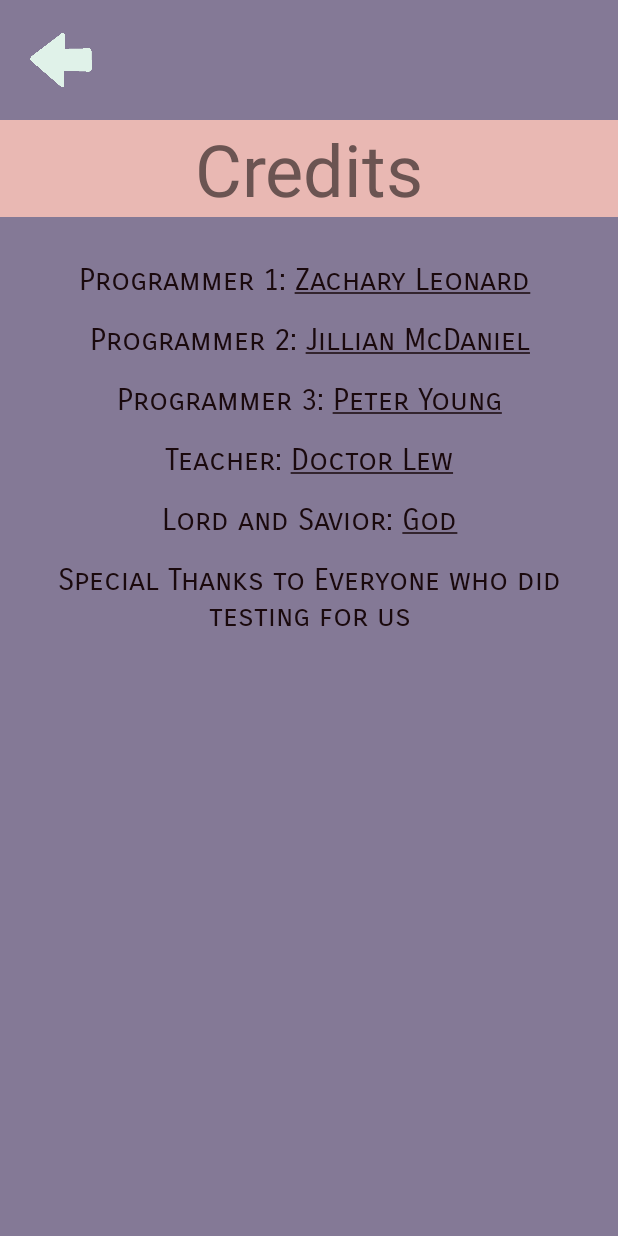
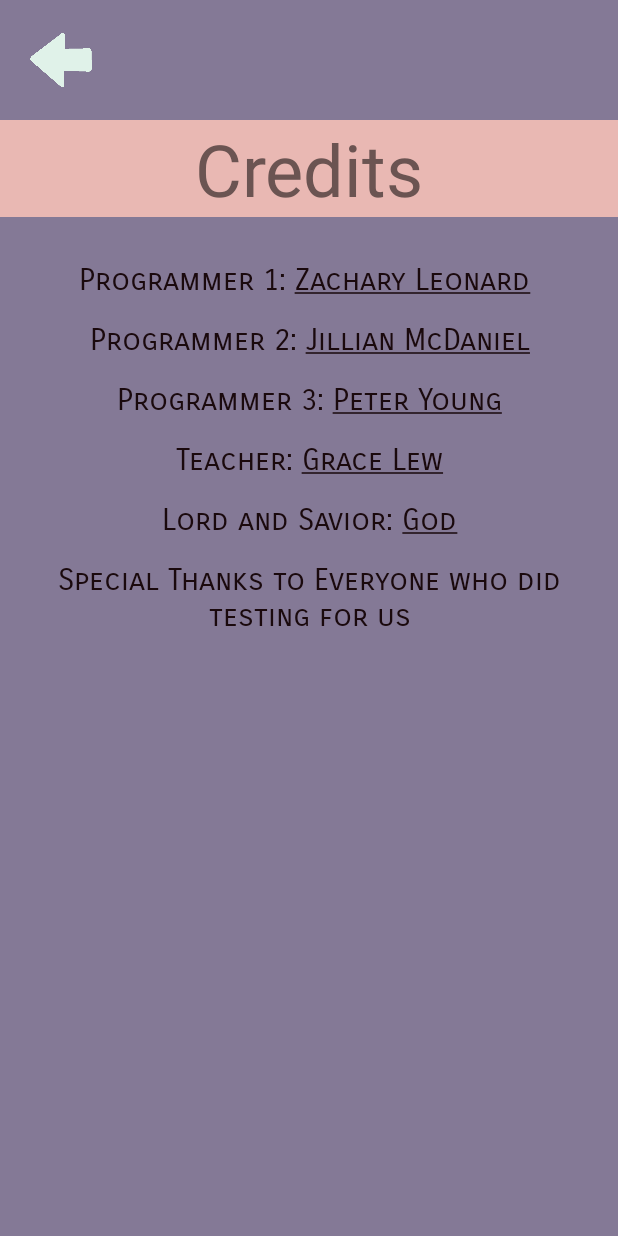
Before and after one commit to zcoop98/TCubed, an Android app: the Credits screen opened directly, with no data from a screen before it, on a phone screen of 412 x 824 dp. Run offline under Robolectric (Android 15) with nearby library versions, the phone set to English and light mode, and no system bars.

```diff
--- a/app/src/main/res/values/strings.xml
+++ b/app/src/main/res/values/strings.xml
@@ -83,7 +83,7 @@
     <string name="lord_and_saviour_god">Lord and Savior: <u>God</u></string>
     <string name="everyone_who_did_testing_for_us">Special Thanks to Everyone who did testing for us</string>
     <string name="programmer_3_peter_young">Programmer 3: <u>Peter Young</u></string>
-    <string name="teacher_doctor_lew">Teacher: <u>Doctor Lew</u></string>
+    <string name="teacher_doctor_lew">Teacher: <u>Grace Lew</u></string>
     <string name="BackgroundsList.button.gray">Gray</string>
     <string name="BackgroundsList.button.purple">Purple</string>
     <string name="BackgroundsList.button.blue">Blue</string>
```
